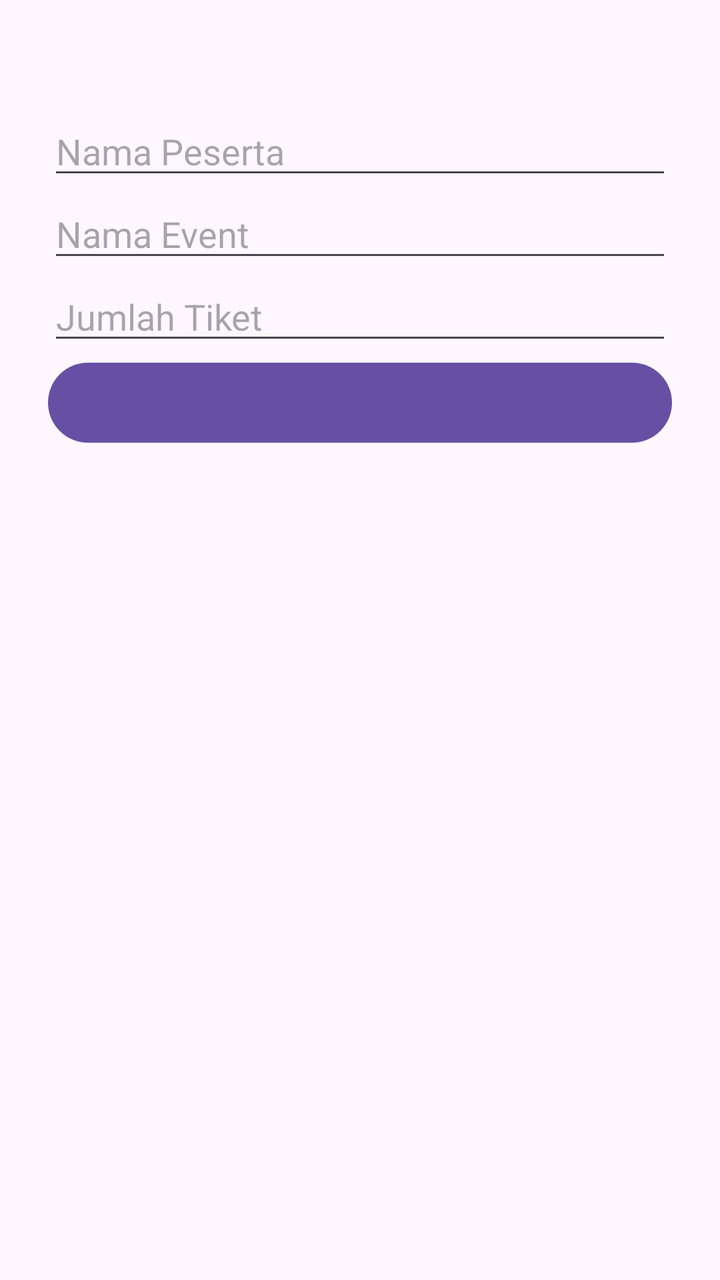
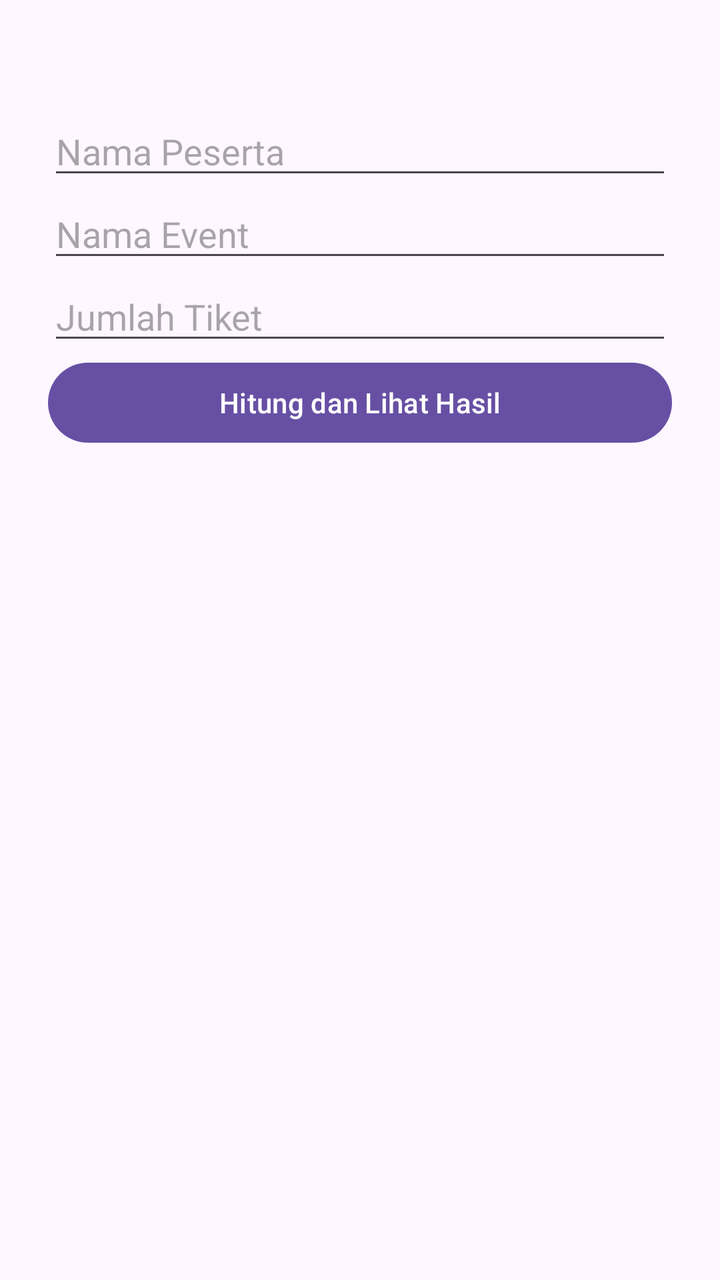

An Android layout rendered at two revisions. The XML below is the earlier revision; the diff shows what the commit changed to produce the second picture.
<!-- AndroidManifest.xml: application theme Theme.UTS_PBP -->
<!-- res/layout/activity_main.xml -->
<?xml version="1.0" encoding="utf-8"?>
<LinearLayout xmlns:android="http://schemas.android.com/apk/res/android"
    android:layout_width="match_parent"
    android:layout_height="match_parent"
    android:orientation="vertical"
    android:padding="24dp">

    <TextView
        android:layout_width="match_parent"
        android:layout_height="wrap_content"
        android:text="@string/judul"
        android:textSize="22sp" />

    <EditText
        android:id="@+id/etSatu"
        android:layout_width="match_parent"
        android:layout_height="wrap_content"
        android:hint="@string/nama_peserta" />

    <EditText
        android:id="@+id/etDua"
        android:layout_width="match_parent"
        android:layout_height="wrap_content"
        android:hint="@string/nama_event" />

    <EditText
        android:id="@+id/etJumlah"
        android:layout_width="match_parent"
        android:layout_height="wrap_content"
        android:hint="@string/jumlah_tiket"
        android:inputType="number" />

    <Button
        android:id="@+id/btnHitung"
        android:layout_width="match_parent"
        android:layout_height="wrap_content"
        android:text="@string/tombol_hitung" />

</LinearLayout>
<!-- resources referenced by this layout -->
<resources>
  <string name="judul" />
  <string name="jumlah_tiket">Jumlah Tiket</string>
  <string name="nama_event">Nama Event</string>
  <string name="nama_peserta">Nama Peserta</string>
  <string name="tombol_hitung" />
  <style name="Theme.UTS_PBP" parent="Base.Theme.UTS_PBP" />
  <style name="Base.Theme.UTS_PBP" parent="Theme.Material3.DayNight.NoActionBar">
          
          
      </style>
</resources>

<!-- the commit's change to res/layout/activity_main.xml (unified diff, before → after) -->
@@ -34,6 +34,6 @@
         android:id="@+id/btnHitung"
         android:layout_width="match_parent"
         android:layout_height="wrap_content"
-        android:text="@string/tombol_hitung" />
+        android:text="@string/hitung_dan_lihat_hasil" />
 
 </LinearLayout>
<!-- resource entries referenced after the edit -->
@@ -1,10 +1,10 @@
 <!-- resources referenced by this layout -->
 <resources>
+  <string name="hitung_dan_lihat_hasil">Hitung dan Lihat Hasil</string>
   <string name="judul" />
   <string name="jumlah_tiket">Jumlah Tiket</string>
   <string name="nama_event">Nama Event</string>
   <string name="nama_peserta">Nama Peserta</string>
-  <string name="tombol_hitung" />
   <style name="Theme.UTS_PBP" parent="Base.Theme.UTS_PBP" />
   <style name="Base.Theme.UTS_PBP" parent="Theme.Material3.DayNight.NoActionBar">
           
